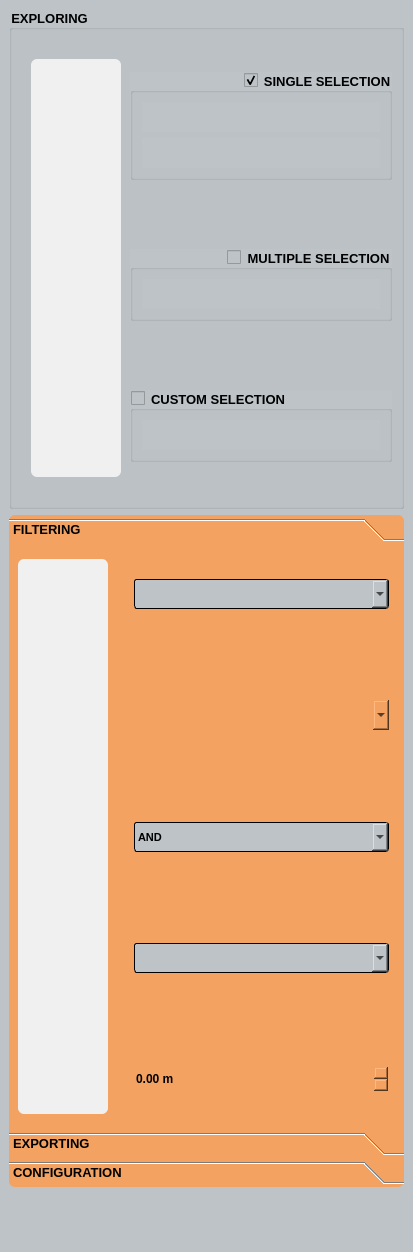
Before: the Qt Designer form filter_mate_dockwidget_base.ui in sducournau/filter_mate, drawn with Qt 5.
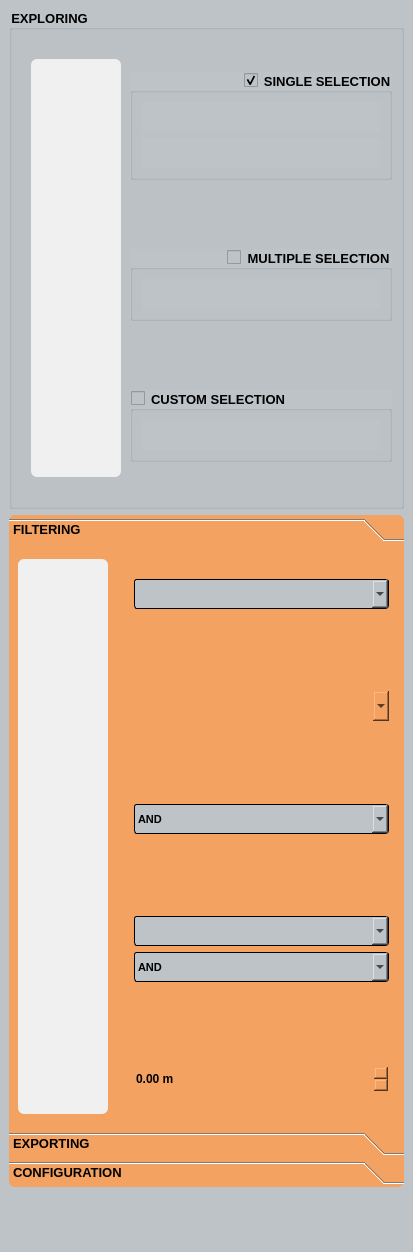
After: the same form once the commit is applied. Icons and pictures are not drawn. Custom widgets are drawn as their Qt base class.

Commit message: Implement filter and unfilter tasks

The edit to the form file:
```diff
--- a/filter_mate_dockwidget_base.ui
+++ b/filter_mate_dockwidget_base.ui
@@ -16,7 +16,7 @@
   <property name="minimumSize">
    <size>
     <width>413</width>
-    <height>456</height>
+    <height>525</height>
    </size>
   </property>
   <property name="baseSize">
@@ -2609,6 +2609,91 @@
                 </property>
                </widget>
               </item>
+              <item>
+               <widget class="QComboBox" name="comboBox_filtering_geometric_predicates_operator">
+                <property name="minimumSize">
+                 <size>
+                  <width>0</width>
+                  <height>30</height>
+                 </size>
+                </property>
+                <property name="maximumSize">
+                 <size>
+                  <width>16777215</width>
+                  <height>30</height>
+                 </size>
+                </property>
+                <property name="baseSize">
+                 <size>
+                  <width>0</width>
+                  <height>30</height>
+                 </size>
+                </property>
+                <property name="font">
+                 <font>
+                  <family>Segoe UI</family>
+                  <pointsize>8</pointsize>
+                  <weight>75</weight>
+                  <bold>true</bold>
+                 </font>
+                </property>
+                <property name="cursor">
+                 <cursorShape>PointingHandCursor</cursorShape>
+                </property>
+                <property name="tabletTracking">
+                 <bool>true</bool>
+                </property>
+                <property name="styleSheet">
+                 <string notr="true">QComboBox
+{
+ background-color:#bdc3c7;
+border: 1px solid black;
+border-radius: 3px;
+padding: 3px 3px 3px 3px;
+color:black;
+
+}
+
+QComboBox:hover
+{
+
+border: 2px solid black;
+
+}
+
+QComboBox QAbstractItemView {
+
+  background: #bdc3c7;
+  selection-background-color: #34495e;
+	color:black;
+}
+
+
+
+
+</string>
+                </property>
+                <property name="editable">
+                 <bool>false</bool>
+                </property>
+                <property name="iconSize">
+                 <size>
+                  <width>16</width>
+                  <height>16</height>
+                 </size>
+                </property>
+                <item>
+                 <property name="text">
+                  <string>AND</string>
+                 </property>
+                </item>
+                <item>
+                 <property name="text">
+                  <string>OR</string>
+                 </property>
+                </item>
+               </widget>
+              </item>
               <item>
                <spacer name="verticalSpacer">
                 <property name="orientation">
```
The commit also changes 9 other files.
